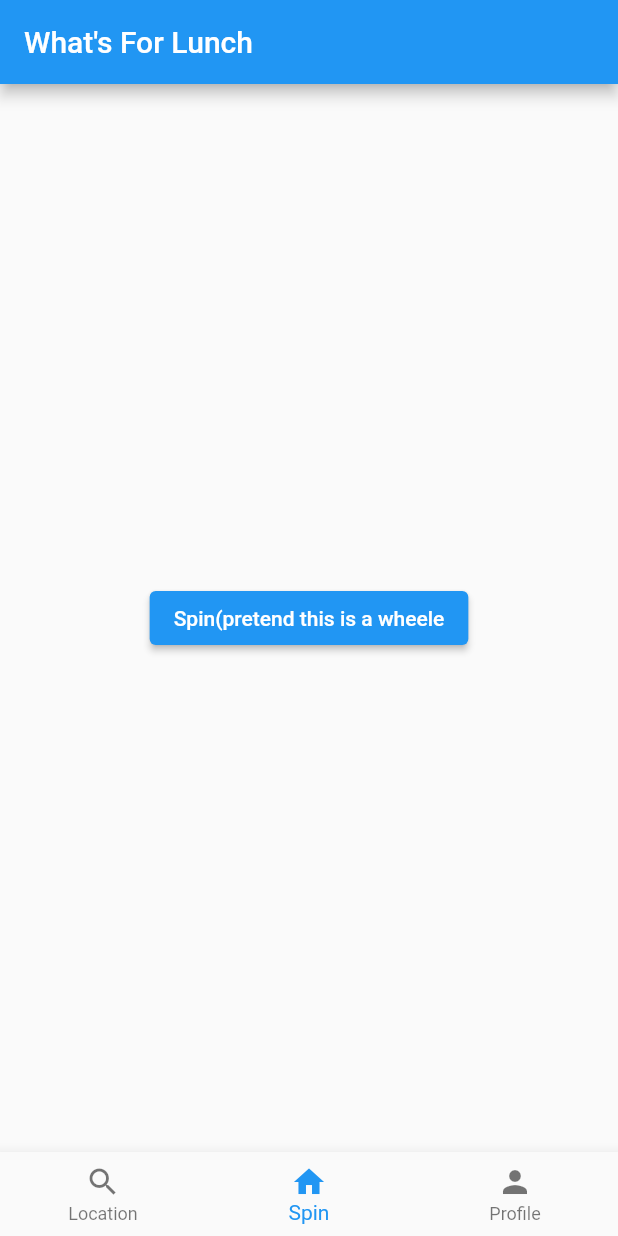
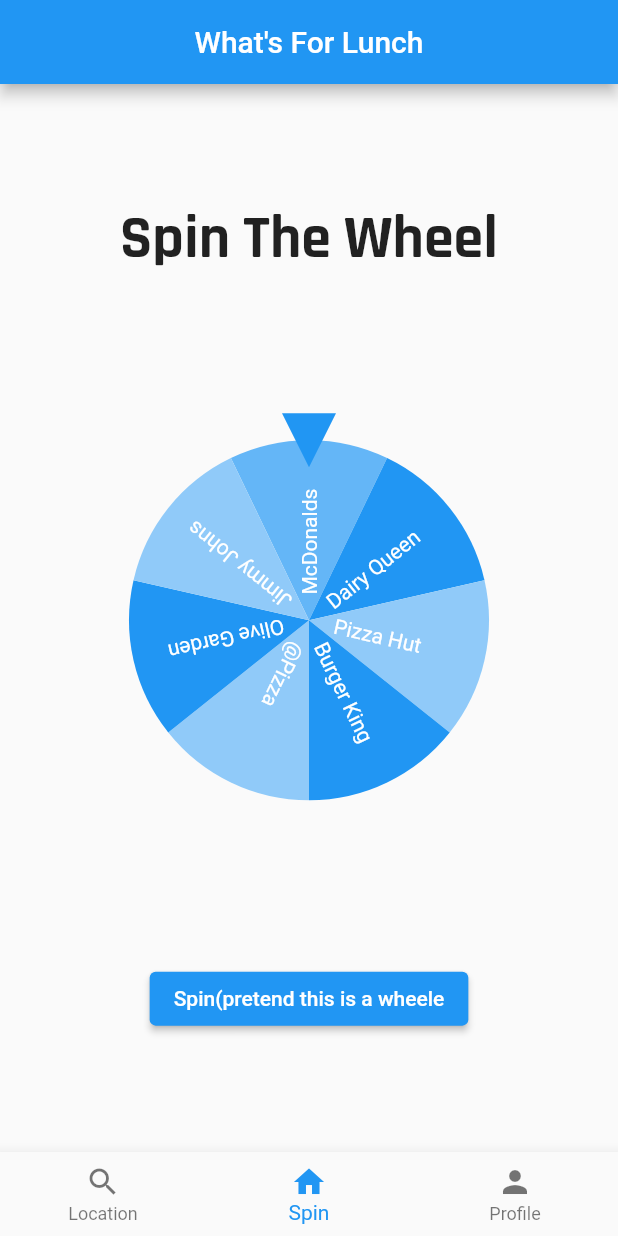
Before and after one commit to MaxwellGrimm/whats_for_lunch, a Flutter app: the screen it shows after launch, on a phone screen of 412 x 824 dp. Run offline on Flutter 3.47's test engine with Material 2 defaults, Android fonts, the phone set to English and light mode, and no system bars; drawn by our look-alikes of flutter_fortune_wheel.

Commit message:
updating spin and text

```diff
--- a/lib/MainModel.dart
+++ b/lib/MainModel.dart
@@ -1,6 +1,7 @@
 import 'package:provider/provider.dart';
 import 'package:flutter/material.dart';
+import 'Restaurant.dart';
 
-class MainModel extends ChangeNotifier{
+class MainModel extends ChangeNotifier {
   MainModel();
 }
--- a/lib/SpinPage.dart
+++ b/lib/SpinPage.dart
@@ -1,28 +1,70 @@
+import 'dart:async';
+import 'dart:math';
 import 'package:flutter/material.dart';
 import 'package:provider/provider.dart';
 import 'MainModel.dart';
 import 'RestaurantView.dart';
+import 'package:flutter_fortune_wheel/flutter_fortune_wheel.dart';
 
 class SpinPage extends StatelessWidget {
-  const SpinPage({super.key});
+  SpinPage({super.key});
+  final StreamController<int> wheeleController = StreamController<int>();
 
   Widget build(BuildContext context) {
     MainModel mainModel = Provider.of<MainModel>(context);
     return Scaffold(
       appBar: AppBar(
-        title: const Text('What\'s For Lunch'),
+        title: const Center(child: Text('What\'s For Lunch')),
       ),
-      body: Center(
-        child: ElevatedButton(
+      body: Column(
+          mainAxisAlignment: MainAxisAlignment.spaceEvenly,
+          crossAxisAlignment: CrossAxisAlignment.center,
+          children: [
+            const Text('Spin The Wheel',
+                style: TextStyle(
+                    fontSize: 40,
+                    fontWeight: FontWeight.bold,
+                    fontFamily: 'Rajdhani')),
+            SizedBox(
+              height: 300,
+              child: FortuneWheel(
+                physics: CircularPanPhysics(
+                  duration: const Duration(seconds: 0),
+                  curve: Curves.decelerate,
+                ),
+                onFling: () {
+                  wheeleController.add(Random().nextInt(10));
+                  Timer(const Duration(seconds: 6), () {
+                    Navigator.push(
+                      context,
+                      MaterialPageRoute(
+                          builder: (context) => const RestaurantView()),
+                    );
+                  });
+                },
+                selected: wheeleController.stream,
+                items: const [
+                  FortuneItem(child: Text('McDonalds')),
+                  FortuneItem(child: Text('Dairy Queen')),
+                  FortuneItem(child: Text('Pizza Hut')),
+                  FortuneItem(child: Text('Burger King')),
+                  FortuneItem(child: Text('@Pizza')),
+                  FortuneItem(child: Text('Olive Garden')),
+                  FortuneItem(child: Text('Jimmy Johns')),
+                ],
+              ),
+            ),
+            ElevatedButton(
               child: const Text('Spin(pretend this is a wheele'),
               onPressed: () {
                 Navigator.push(
                   context,
-              MaterialPageRoute(builder: (context) => const RestaurantView()),
+                  MaterialPageRoute(
+                      builder: (context) => const RestaurantView()),
                 );
               },
             ),
-      ),
+          ]),
     );
   }
 }
```
Also changed, not shown: pubspec.yaml (+18 -11 lines), assets/fonts/Rajdhani-Bold.ttf (added), assets/fonts/Rajdhani-Light.ttf (added), assets/fonts/Rajdhani-Medium.ttf (added), assets/fonts/Rajdhani-Regular.ttf (added), assets/fonts/Rajdhani-SemiBold.ttf (added), pubspec.lock. Lines whose indentation alone changed are shown as unchanged.
